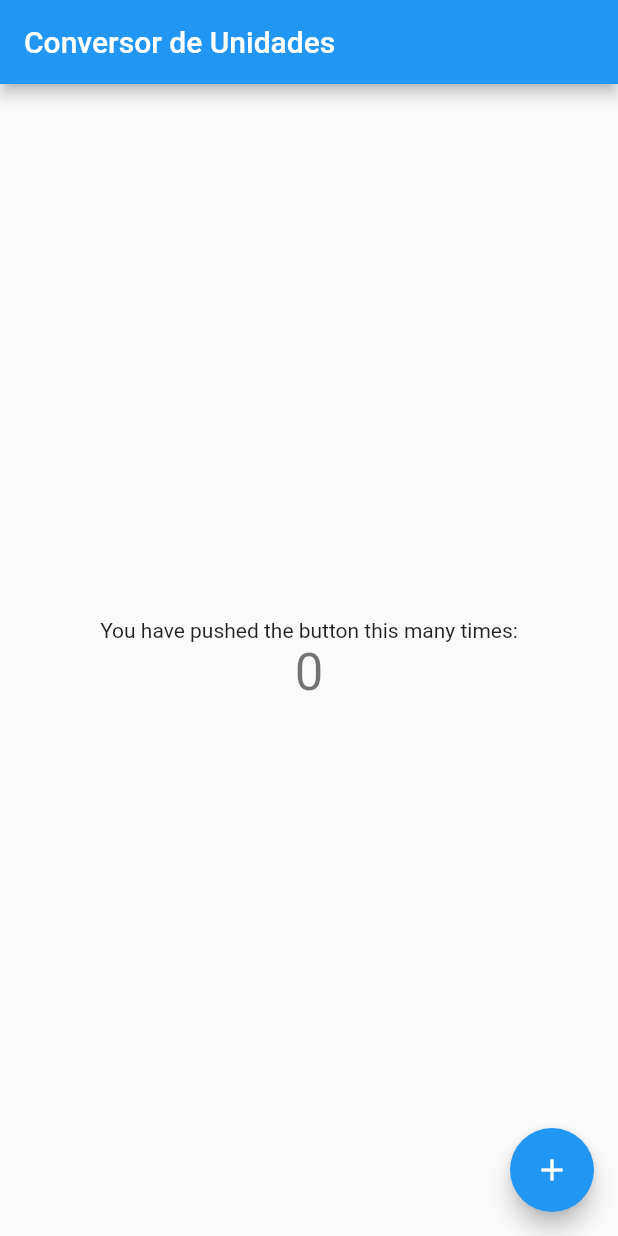
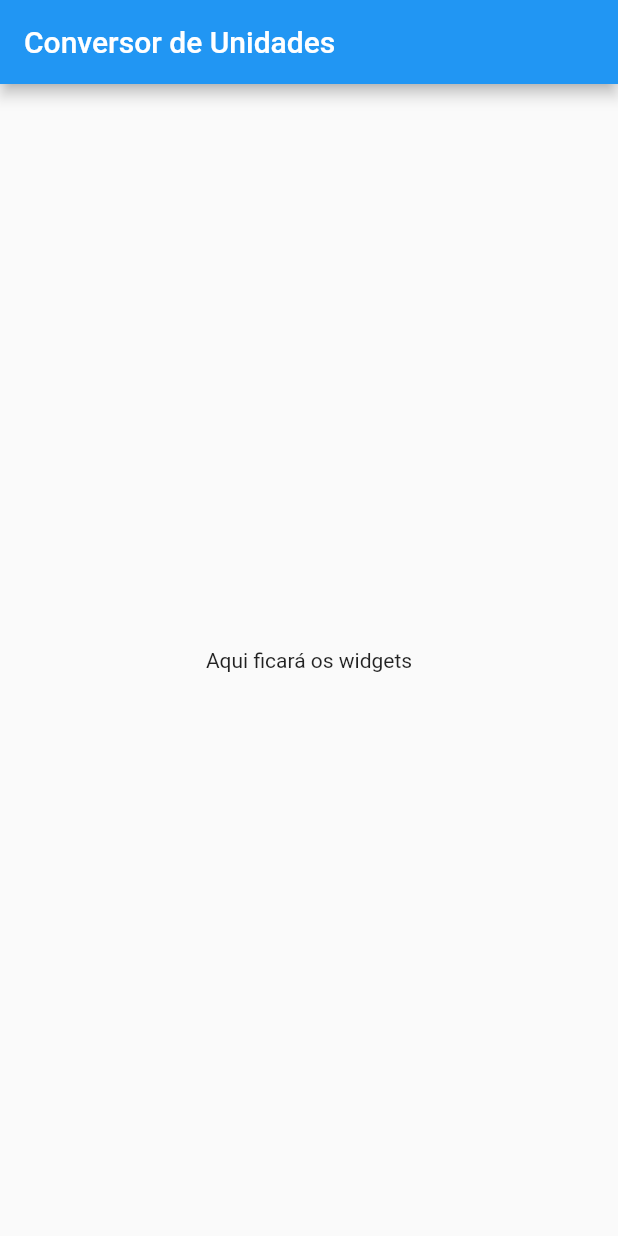
Before and after one commit to alex-cerlini/unit_converter, a Flutter app: the screen it shows after launch, on a phone screen of 412 x 824 dp. Run offline on Flutter 3.47's test engine with Material 2 defaults, Android fonts, the phone set to English and light mode, and no system bars.

Commit message:
Removing garbage code

```diff
--- a/lib/main.dart
+++ b/lib/main.dart
@@ -27,14 +27,6 @@ class MyHomePage extends StatefulWidget {
 }
 
 class _MyHomePageState extends State<MyHomePage> {
-  int _counter = 0;
-
-  void _incrementCounter() {
-    setState(() {
-      _counter++;
-    });
-  }
-
   @override
   Widget build(BuildContext context) {
     return Scaffold(
@@ -46,20 +38,11 @@ class _MyHomePageState extends State<MyHomePage> {
           mainAxisAlignment: MainAxisAlignment.center,
           children: <Widget>[
             Text(
-              'You have pushed the button this many times:',
-            ),
-            Text(
-              '$_counter',
-              style: Theme.of(context).textTheme.headline4,
+              'Aqui ficará os widgets',
             ),
           ],
         ),
       ),
-      floatingActionButton: FloatingActionButton(
-        onPressed: _incrementCounter,
-        tooltip: 'Increment',
-        child: Icon(Icons.add),
-      ),
     );
   }
 }
```
